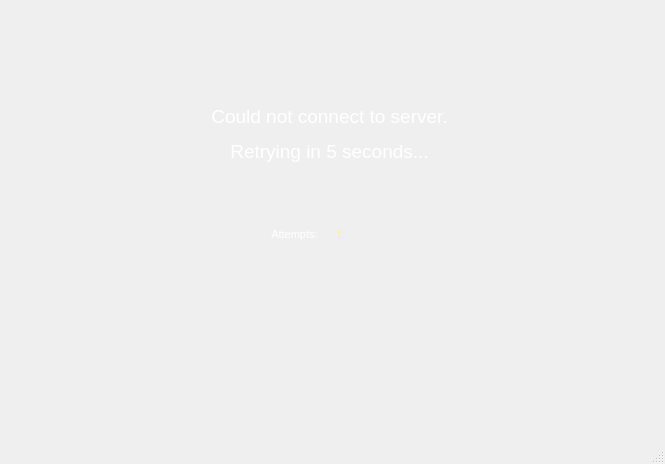
Dargoswwwe/smc-library, file client/src/mainwindow.ui: the form before one commit.
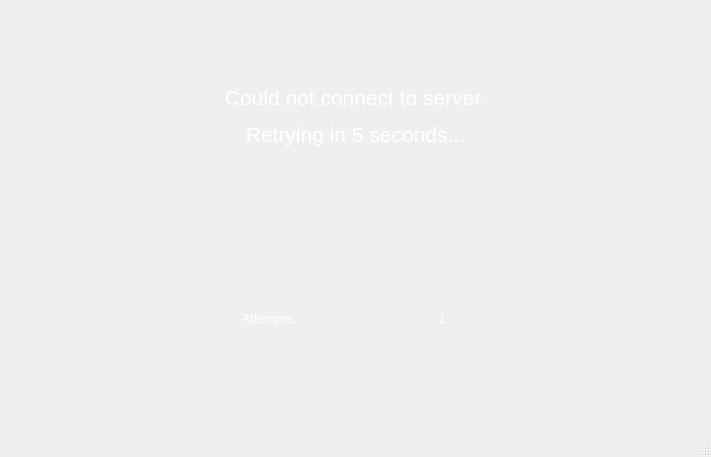
The form after the commit. The open tabs and pages were chosen to show the change. Icons and pictures are not drawn.

Diff of the .ui file:
```diff
--- a/client/src/mainwindow.ui
+++ b/client/src/mainwindow.ui
@@ -6,8 +6,8 @@
    <rect>
     <x>0</x>
     <y>0</y>
-    <width>665</width>
-    <height>464</height>
+    <width>711</width>
+    <height>457</height>
    </rect>
   </property>
   <property name="sizePolicy">
@@ -994,45 +994,81 @@
        </layout>
       </widget>
       <widget class="QWidget" name="pageConnectionError">
+       <layout class="QHBoxLayout" name="horizontalLayout_11">
+        <item>
+         <layout class="QVBoxLayout" name="verticalLayout_5">
+          <item>
        <widget class="QLabel" name="accountSettingsLabel_2">
-        <property name="geometry">
-         <rect>
-          <x>150</x>
-          <y>90</y>
-          <width>341</width>
-          <height>71</height>
-         </rect>
-        </property>
         <property name="text">
-         <string>&lt;html&gt;&lt;head/&gt;&lt;body&gt;&lt;p align=&quot;center&quot;&gt;&lt;span style=&quot; font-size:14pt; color:#ffffff;&quot;&gt;Could not connect to server.&lt;/span&gt;&lt;/p&gt;&lt;p align=&quot;center&quot;&gt;&lt;span style=&quot; font-size:14pt; color:#ffffff;&quot;&gt;Retrying in 5 seconds...&lt;/span&gt;&lt;/p&gt;&lt;/body&gt;&lt;/html&gt;</string>
-        </property>
-       </widget>
+             <string>&lt;html&gt;&lt;head/&gt;&lt;body&gt;&lt;p align=&quot;center&quot;&gt;&lt;span style=&quot; font-size:16pt; color:#ffffff;&quot;&gt;Could not connect to server.&lt;/span&gt;&lt;/p&gt;&lt;p align=&quot;center&quot;&gt;&lt;span style=&quot; font-size:16pt; color:#ffffff;&quot;&gt;Retrying in 5 seconds...&lt;/span&gt;&lt;/p&gt;&lt;/body&gt;&lt;/html&gt;</string>
+            </property>
+           </widget>
+          </item>
+          <item>
+           <layout class="QHBoxLayout" name="horizontalLayout_10">
+            <item>
+             <spacer name="horizontalSpacer_2">
+              <property name="orientation">
+               <enum>Qt::Horizontal</enum>
+              </property>
+              <property name="sizeType">
+               <enum>QSizePolicy::Expanding</enum>
+              </property>
+              <property name="sizeHint" stdset="0">
+               <size>
+                <width>40</width>
+                <height>20</height>
+               </size>
+              </property>
+             </spacer>
+            </item>
+            <item>
        <widget class="QLabel" name="accountSettingsLabel_3">
-        <property name="geometry">
-         <rect>
-          <x>250</x>
-          <y>190</y>
-          <width>71</width>
-          <height>71</height>
-         </rect>
+              <property name="sizePolicy">
+               <sizepolicy hsizetype="Expanding" vsizetype="Preferred">
+                <horstretch>0</horstretch>
+                <verstretch>0</verstretch>
+               </sizepolicy>
         </property>
         <property name="text">
-         <string>&lt;html&gt;&lt;head/&gt;&lt;body&gt;&lt;p align=&quot;center&quot;&gt;&lt;span style=&quot; font-size:8pt; color:#ffffff;&quot;&gt;Attempts:&lt;/span&gt;&lt;/p&gt;&lt;/body&gt;&lt;/html&gt;</string>
-        </property>
-       </widget>
+               <string>&lt;html&gt;&lt;head/&gt;&lt;body&gt;&lt;p align=&quot;center&quot;&gt;&lt;span style=&quot; font-size:10pt; color:#ffffff;&quot;&gt;Attempts:&lt;/span&gt;&lt;/p&gt;&lt;/body&gt;&lt;/html&gt;</string>
+              </property>
+             </widget>
+            </item>
+            <item>
        <widget class="QLabel" name="attemptNumber">
-        <property name="geometry">
-         <rect>
-          <x>310</x>
-          <y>190</y>
-          <width>41</width>
-          <height>71</height>
-         </rect>
+              <property name="sizePolicy">
+               <sizepolicy hsizetype="Expanding" vsizetype="Preferred">
+                <horstretch>0</horstretch>
+                <verstretch>0</verstretch>
+               </sizepolicy>
         </property>
         <property name="text">
-         <string>&lt;html&gt;&lt;head/&gt;&lt;body&gt;&lt;p align=&quot;center&quot;&gt;&lt;span style=&quot; font-size:8pt; color:#fff672;&quot;&gt;1&lt;/span&gt;&lt;/p&gt;&lt;/body&gt;&lt;/html&gt;</string>
-        </property>
-       </widget>
+               <string>&lt;html&gt;&lt;head/&gt;&lt;body&gt;&lt;p align=&quot;center&quot;&gt;&lt;span style=&quot; font-size:10pt; color:#ffffff;&quot;&gt;1&lt;/span&gt;&lt;/p&gt;&lt;/body&gt;&lt;/html&gt;</string>
+              </property>
+             </widget>
+            </item>
+            <item>
+             <spacer name="horizontalSpacer_7">
+              <property name="orientation">
+               <enum>Qt::Horizontal</enum>
+              </property>
+              <property name="sizeType">
+               <enum>QSizePolicy::Expanding</enum>
+              </property>
+              <property name="sizeHint" stdset="0">
+               <size>
+                <width>40</width>
+                <height>20</height>
+               </size>
+              </property>
+             </spacer>
+            </item>
+           </layout>
+          </item>
+         </layout>
+        </item>
+       </layout>
       </widget>
      </widget>
     </item>
```
Left out of the diff: 8 changed lines with no effect on the pictures. Lines whose indentation alone changed are shown as unchanged.
